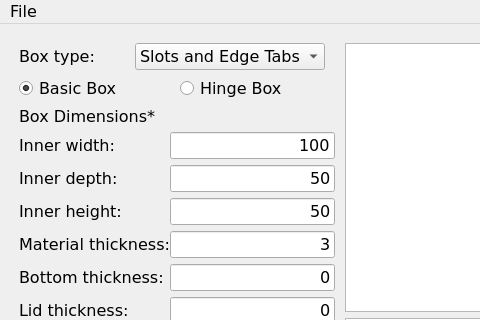
First picture: the form in form.ui, repository gharley/LaserCutBoxes, before the edit; both pictures show x 0 to 480 and y 0 to 320 of the 698 by 906 pixel window.
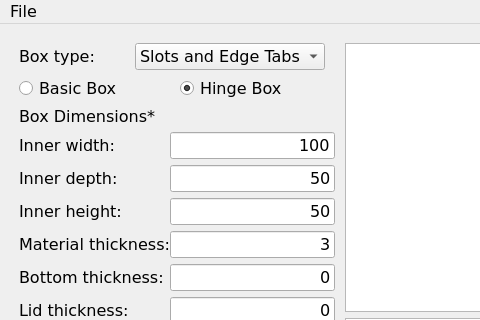
Second picture: the form after the edit.

Commit message: working on hinge box

Diff of the .ui file:
```diff
--- a/form.ui
+++ b/form.ui
@@ -178,7 +178,7 @@
            <string>Basic Box</string>
           </property>
           <property name="checked">
-           <bool>true</bool>
+           <bool>false</bool>
           </property>
          </widget>
         </item>
@@ -187,6 +187,9 @@
           <property name="text">
            <string>Hinge Box</string>
           </property>
+          <property name="checked">
+           <bool>true</bool>
+          </property>
          </widget>
         </item>
        </layout>
```
The commit also changes 2 other files.
